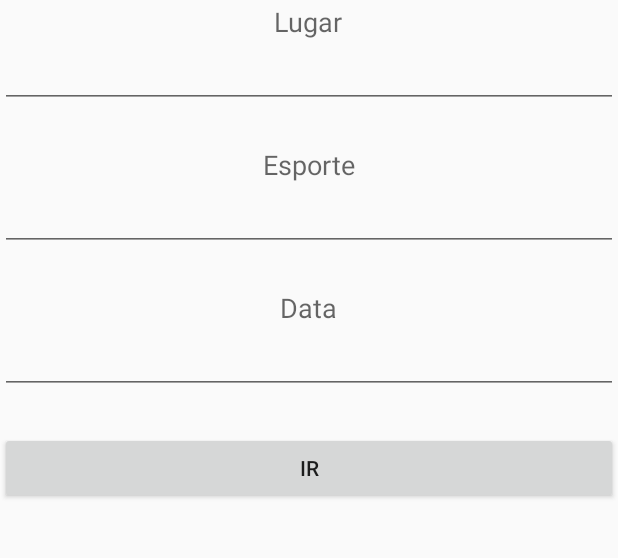
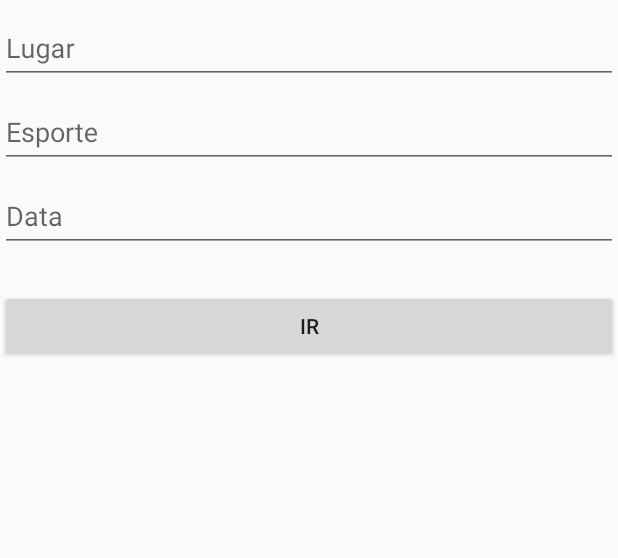
Before and after one commit to igoremendonca/toGol-mobile, an Android app: the fragment DialogFragmentInicial placed in its activity, on a phone screen of 412 x 824 dp, the part 105-663 px from its top. Run offline under Robolectric (Android 15) with nearby library versions, the phone set to English and light mode, and no system bars; 2 statements that could not run were skipped.

Commit message:
update input type in dialog

```diff
--- a/ToGol/app/src/main/java/bpm/togol/DialogFragmentInicial.java
+++ b/ToGol/app/src/main/java/bpm/togol/DialogFragmentInicial.java
@@ -5,7 +5,6 @@
 import android.view.LayoutInflater;
 import android.view.View;
 import android.view.ViewGroup;
-import android.view.Window;
 
 /**
  * Created by Igor on 25/04/2016.
@@ -14,7 +13,7 @@
 
     @Override
     public View onCreateView(LayoutInflater inflater, ViewGroup container, Bundle savedInstanceState) {
-        getDialog().getWindow().requestFeature(Window.FEATURE_NO_TITLE);
+        //getDialog().getWindow().requestFeature(Window.FEATURE_NO_TITLE);
         getDialog().setCanceledOnTouchOutside(true);
 
         View rootView = inflater.inflate(R.layout.inicial_screen, container, false);
--- a/ToGol/app/src/main/res/layout/inicial_screen.xml
+++ b/ToGol/app/src/main/res/layout/inicial_screen.xml
@@ -1,81 +1,60 @@
 <?xml version="1.0" encoding="utf-8"?>
-<RelativeLayout
-    xmlns:android="http://schemas.android.com/apk/res/android"
+<LinearLayout xmlns:android="http://schemas.android.com/apk/res/android"
     android:layout_width="match_parent"
-    android:layout_height="wrap_content">
+    android:layout_height="wrap_content"
+    android:orientation="vertical">
 
     <ImageView
         android:id="@+id/imageView"
         android:layout_width="70dp"
         android:layout_height="70dp"
-        android:layout_alignParentTop="true"
-        android:layout_centerHorizontal="true"
+        android:layout_gravity="center"
         android:src="@drawable/ic_togol" />
 
-    <TextView
-        android:id="@+id/textView"
-        android:layout_width="wrap_content"
-        android:layout_height="wrap_content"
-        android:layout_centerHorizontal="true"
-        android:layout_marginTop="72dp"
-        android:gravity="center"
-        android:text="@string/place"
-        android:textAppearance="?android:attr/textAppearanceMedium" />
+    <android.support.design.widget.TextInputLayout
+        android:layout_width="match_parent"
+        android:layout_height="wrap_content">
 
         <EditText
-        android:id="@+id/editText"
-        android:layout_width="wrap_content"
+            android:id="@+id/etPlace"
+            android:layout_width="match_parent"
             android:layout_height="wrap_content"
-        android:layout_alignParentEnd="true"
-        android:layout_alignParentLeft="true"
-        android:layout_alignParentRight="true"
-        android:layout_alignParentStart="true"
-        android:layout_below="@+id/textView" />
+            android:layout_gravity="center"
+            android:hint="@string/place"/>
+    </android.support.design.widget.TextInputLayout>
 
-    <TextView
-        android:id="@+id/textView2"
-        android:layout_width="wrap_content"
-        android:layout_height="wrap_content"
-        android:layout_below="@+id/editText"
-        android:layout_centerHorizontal="true"
-        android:layout_marginTop="25dp"
-        android:text="@string/sport"
-        android:textAppearance="?android:attr/textAppearanceMedium" />
+    <android.support.design.widget.TextInputLayout
+        android:layout_width="match_parent"
+        android:layout_height="wrap_content">
 
         <EditText
-        android:id="@+id/editText2"
-        android:layout_width="wrap_content"
+            android:id="@+id/etSport"
+            android:layout_width="match_parent"
             android:layout_height="wrap_content"
-        android:layout_alignEnd="@+id/editText"
-        android:layout_alignParentLeft="true"
-        android:layout_alignParentStart="true"
-        android:layout_alignRight="@+id/editText"
-        android:layout_below="@+id/textView2" />
+            android:layout_gravity="center"
+            android:hint="@string/sport"
+            android:textAppearance="?android:attr/textAppearanceMedium" />
+    </android.support.design.widget.TextInputLayout>
 
-    <TextView
-        android:id="@+id/textView3"
-        android:layout_width="wrap_content"
-        android:layout_height="wrap_content"
-        android:layout_below="@+id/editText2"
-        android:layout_centerHorizontal="true"
-        android:layout_marginTop="25dp"
-        android:text="@string/date"
-        android:textAppearance="?android:attr/textAppearanceMedium" />
+    <android.support.design.widget.TextInputLayout
+        android:layout_width="match_parent"
+        android:layout_height="wrap_content">
 
         <EditText
-        android:id="@+id/editText3"
-        android:layout_width="wrap_content"
+            android:id="@+id/etDate"
+            android:layout_width="match_parent"
             android:layout_height="wrap_content"
-        android:layout_alignEnd="@+id/editText2"
-        android:layout_alignParentLeft="true"
-        android:layout_alignParentStart="true"
-        android:layout_alignRight="@+id/editText2"
-        android:layout_below="@+id/textView3"
-        android:inputType="date" />
+            android:layout_gravity="center"
+            android:hint="@string/date"
+            android:textAppearance="?android:attr/textAppearanceMedium" />
+    </android.support.design.widget.TextInputLayout>
+
+
+
 
     <Button
         android:id="@+id/button"
-        android:layout_width="wrap_content"
+        android:layout_width="match_parent"
         android:layout_height="wrap_content"
         android:layout_alignEnd="@+id/editText3"
         android:layout_alignParentLeft="true"
@@ -85,4 +64,4 @@
         android:layout_marginTop="25dp"
         android:text="@string/go_button" />
 
-</RelativeLayout>
+</LinearLayout>
```
Lines whose indentation alone changed are shown as unchanged.
